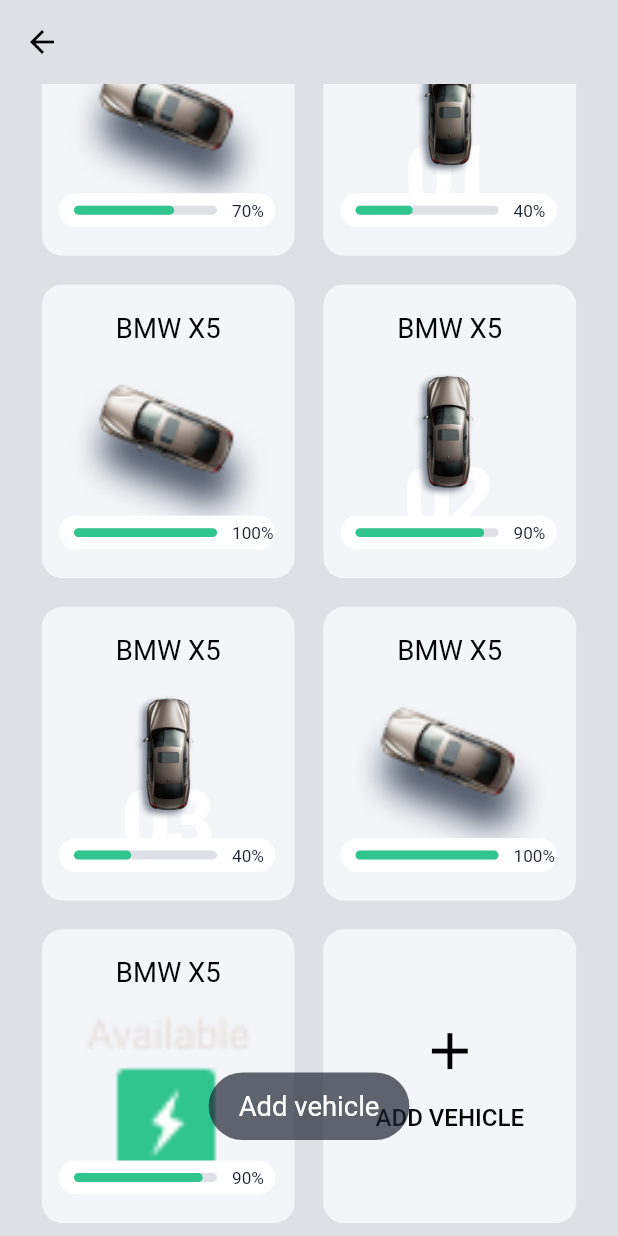
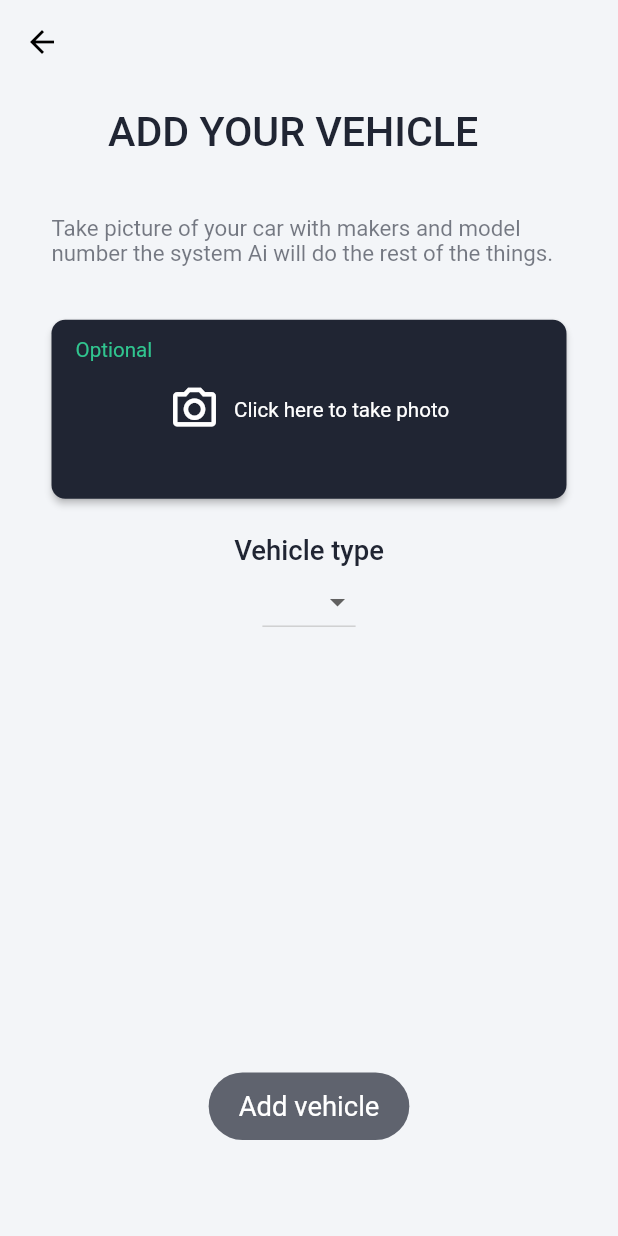
Before and after one commit to farrux025/smart_car_app, a Flutter app: the VehiclesScreen screen opened by its route, scrolled down 221 dp, after a tap on "ADD VEHICLE", on a phone screen of 412 x 824 dp. Run offline on Flutter 3.47's test engine with Material 2 defaults, Android fonts, the phone set to English and light mode, and no system bars; drawn by our look-alikes of percent_indicator; our stand-ins replace basic_utils, bloc, carousel_slider, dio, equatable, flutter_bloc and 10 more; missing offline and left inert: custom_timer, fancy_password_field, map_launcher, overscroll_pop, popup_banner, yandex_mapkit; accounts and stored records are empty; statements that could not run were skipped.

Commit message:
create add_vehicle_screen.dart

```diff
--- a/lib/constants/routes.dart
+++ b/lib/constants/routes.dart
@@ -6,6 +6,7 @@ import 'package:smart_car_app/views/auth/register_screen.dart';
 import 'package:smart_car_app/views/home/home.dart';
 import 'package:smart_car_app/views/onboarding/onboarding_screen.dart';
 import 'package:smart_car_app/views/profile/profile_screen.dart';
+import 'package:smart_car_app/views/vehicle/add_vehicle_screen.dart';
 import 'package:smart_car_app/views/vehicle/vehicles_screen.dart';
 
 class Routes {
@@ -21,6 +22,7 @@ class Routes {
 
   // vehicle
   static const vehicles = "/vehicles";
+  static const addVehicle = "/add-vehicle";
 
   // profile
   static const profile = "/profile";
@@ -39,6 +41,7 @@ class Routes {
 
       // vehicles
       Routes.vehicles: (context) => const VehiclesScreen(),
+      Routes.addVehicle: (context) => const AddVehicleScreen(),
 
       // profile
       Routes.profile: (context) => const ProfileScreen(),
--- /dev/null
+++ b/lib/views/vehicle/add_vehicle_screen.dart
@@ -0,0 +1,121 @@
+import 'package:flutter/material.dart';
+import 'package:flutter_screenutil/flutter_screenutil.dart';
+import 'package:smart_car_app/components/app_text.dart';
+import 'package:smart_car_app/constants/color.dart';
+
+class AddVehicleScreen extends StatefulWidget {
+  const AddVehicleScreen({super.key});
+
+  @override
+  State<AddVehicleScreen> createState() => _AddVehicleScreenState();
+}
+
+class _AddVehicleScreenState extends State<AddVehicleScreen> {
+  final list = ["Ford", "BMW", "Audi"];
+  String? ddValue;
+
+  @override
+  Widget build(BuildContext context) {
+    return Scaffold(
+      backgroundColor: AppColor.backgroundColorLight,
+      body: CustomScrollView(
+        slivers: [
+          SliverAppBar(
+            leading: const BackButton(color: Colors.black),
+            expandedHeight: 100.h,
+            backgroundColor: AppColor.backgroundColorLight,
+            flexibleSpace: FlexibleSpaceBar(
+              title: AppText("ADD YOUR VEHICLE",
+                  size: 16.sp,
+                  textColor: AppColor.textColor,
+                  fontWeight: FontWeight.w500),
+            ),
+          ),
+          SliverToBoxAdapter(
+            child: Container(
+              padding: EdgeInsets.symmetric(horizontal: 30.w, vertical: 20.h),
+              child: Column(
+                children: [
+                  AppText(
+                      "Take picture of your car with makers and model number the system Ai will do the rest of the things.",
+                      size: 13.sp,
+                      maxLines: 4,
+                      textColor: AppColor.textColor.withOpacity(0.6),
+                      fontWeight: FontWeight.w400),
+                  SizedBox(height: 30.h),
+                  MaterialButton(
+                    onPressed: () {},
+                    height: 100.h,
+                    minWidth: ScreenUtil().screenWidth,
+                    color: AppColor.textColor,
+                    shape: RoundedRectangleBorder(
+                        borderRadius: BorderRadius.circular(8.sp)),
+                    child: SizedBox(
+                      height: 100.h,
+                      child: Stack(
+                        children: [
+                          Center(
+                            child: Row(
+                              crossAxisAlignment: CrossAxisAlignment.center,
+                              mainAxisAlignment: MainAxisAlignment.center,
+                              children: [
+                                Icon(Icons.camera_alt_outlined,
+                                    color: AppColor.white, size: 30.sp),
+                                SizedBox(width: 8.w),
+                                AppText("Click here to take photo",
+                                    textColor: AppColor.white,
+                                    size: 12.sp,
+                                    fontWeight: FontWeight.w400)
+                              ],
+                            ),
+                          ),
+                          Positioned(
+                            top: 12,
+                            child: AppText("Optional",
+                                size: 12.sp,
+                                textColor: AppColor.stationIndicatorColor,
+                                fontWeight: FontWeight.w400),
+                          )
+                        ],
+                      ),
+                    ),
+                  ),
+                  SizedBox(height: 20.h),
+                  dropDown(title: "Vehicle type", elements: list)
+                ],
+              ),
+            ),
+          )
+        ],
+      ),
+    );
+  }
+
+  dropDown({required String title, required List<String> elements}) {
+    return Column(
+      children: [
+        AppText(title,
+            size: 16.sp,
+            fontWeight: FontWeight.w500,
+            textColor: AppColor.textColor),
+        DropdownButton<String>(
+          items: elements.map(buildMenuItem).toList(),
+          onChanged: (value) {
+            setState(() {
+              ddValue = value;
+            });
+          },
+        )
+      ],
+    );
+  }
+
+  DropdownMenuItem<String> buildMenuItem(String item) {
+    return DropdownMenuItem(
+        value: item,
+        child: AppText(item,
+            textColor: AppColor.textColor,
+            fontWeight: FontWeight.w400,
+            size: 14.sp));
+  }
+}
--- a/lib/views/vehicle/vehicles_screen.dart
+++ b/lib/views/vehicle/vehicles_screen.dart
@@ -8,6 +8,8 @@ import 'package:smart_car_app/components/app_text.dart';
 import 'package:smart_car_app/constants/color.dart';
 import 'package:smart_car_app/constants/images.dart';
 
+import '../../constants/routes.dart';
+import '../../main.dart';
 import '../../models/vehicle/VehicleModel.dart';
 
 class VehiclesScreen extends StatelessWidget {
@@ -144,6 +146,7 @@ class VehiclesScreen extends StatelessWidget {
             RoundedRectangleBorder(borderRadius: BorderRadius.circular(12.r)),
         onPressed: () {
           toast(message: "Add vehicle");
+          MyApp.navigatorKey.currentState?.pushNamed(Routes.addVehicle);
         },
         child: Column(
           mainAxisAlignment: MainAxisAlignment.center,
```
